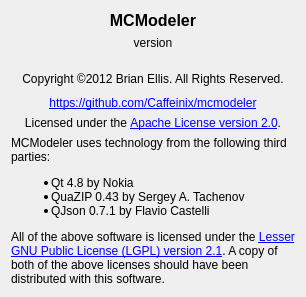
This is src/about_box.ui in Caffeinix/mcmodeler as Qt 5 draws it before an edit. The edited form follows.
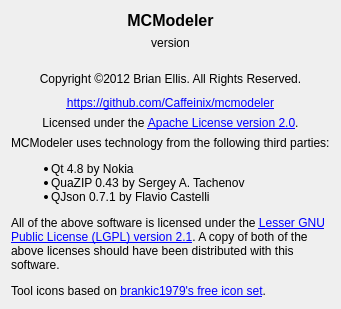
This is the edited form.

Commit message: Set up initial block selection correctly.  Add acknowledgment for icon sources to about box (even though it's not strictly necessary due to licensing, it's good to be gracious).

What changed in the file:
```diff
--- a/src/about_box.ui
+++ b/src/about_box.ui
@@ -7,7 +7,7 @@
     <x>0</x>
     <y>0</y>
     <width>453</width>
-    <height>250</height>
+    <height>287</height>
    </rect>
   </property>
   <property name="windowTitle">
@@ -124,7 +124,8 @@
 &lt;p&gt;All of the above software is licensed under the 
 &lt;a href='http://www.gnu.org/licenses/lgpl-2.1.html'&gt;Lesser GNU Public License (LGPL) 
 version 2.1&lt;/a&gt;. 
-A copy of both of the above licenses should have been distributed with this software. 
+A copy of both of the above licenses should have been distributed with this software. &lt;/p&gt;
+&lt;p&gt;Tool icons based on &lt;a href=&quot;http://brankic1979.com/icons/&quot;&gt;brankic1979's free icon set&lt;/a&gt;.&lt;/p&gt;
 </string>
      </property>
      <property name="wordWrap">
```
The commit also changes 3 other files.
